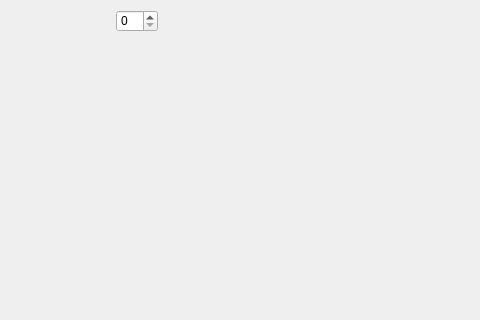
The window that Craps.ui (SNHU-CETA-CSE/craps-build-krwatkins) describes before a commit, drawn with Qt 5; both pictures show x 194 to 674 and y 0 to 320 of the 674 by 444 pixel window.
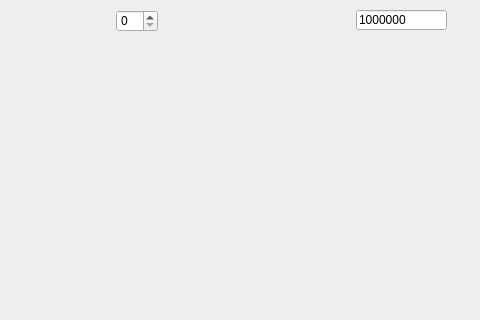
The same window after the commit. Icons and pictures are not drawn.

Commit message:
Commit 1 - Craps Game
After fixing previous issues with GitHub I copied and pasted the files as specified. However when I try to run the program it says it cannot find a file it's original destination as I feared it would. Here is the commit regardless so that you can see my code.

```diff
--- a/Craps.ui
+++ b/Craps.ui
@@ -95,6 +95,19 @@
      <string>99</string>
     </property>
    </widget>
+   <widget class="QLineEdit" name="currentBankValueUI">
+    <property name="geometry">
+     <rect>
+      <x>550</x>
+      <y>10</y>
+      <width>91</width>
+      <height>20</height>
+     </rect>
+    </property>
+    <property name="text">
+     <string>1000000</string>
+    </property>
+   </widget>
   </widget>
   <widget class="QMenuBar" name="menubar">
    <property name="geometry">
```
Left out of the diff: 4 changed lines with no effect on the pictures. The commit also changes 3 other files.
